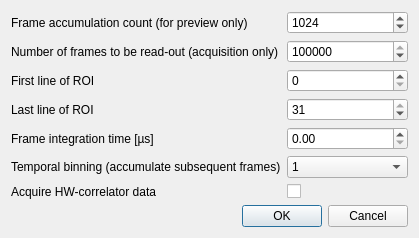
The window that plugins/cam_rh2v2/cam_rh2v2_cfgdlg.ui (jkriege2/QuickFit3) describes before a commit, drawn with Qt 5.
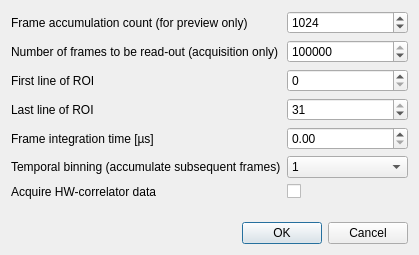
The same window after the commit.

```diff
--- a/plugins/cam_rh2v2/cam_rh2v2_cfgdlg.ui
+++ b/plugins/cam_rh2v2/cam_rh2v2_cfgdlg.ui
@@ -7,7 +7,7 @@
     <x>0</x>
     <y>0</y>
     <width>419</width>
-    <height>219</height>
+    <height>255</height>
    </rect>
   </property>
   <property name="windowTitle">
```
Left out of the diff: 2 changed lines with no effect on the pictures.
